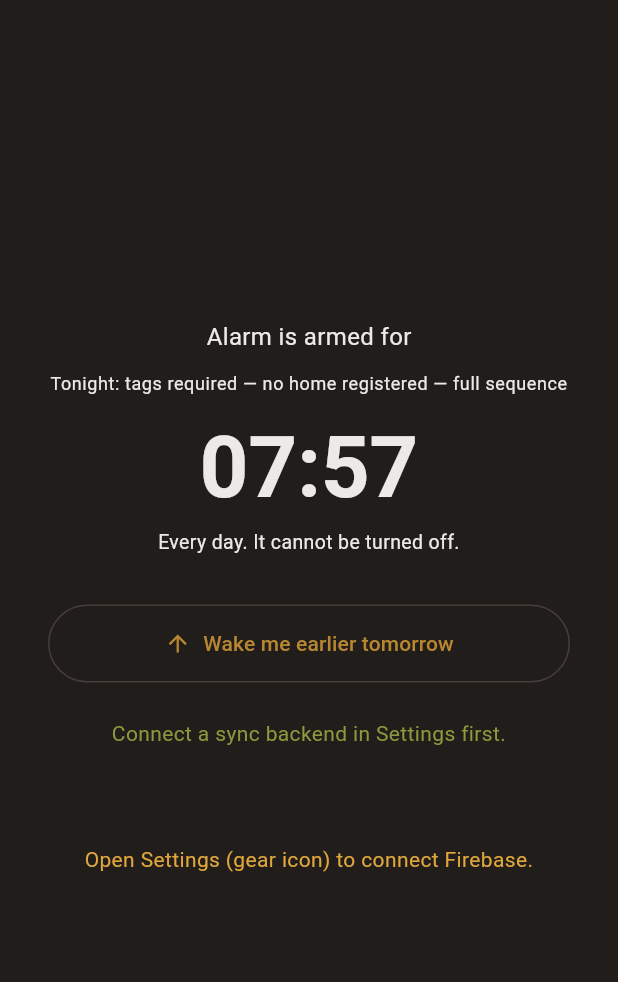
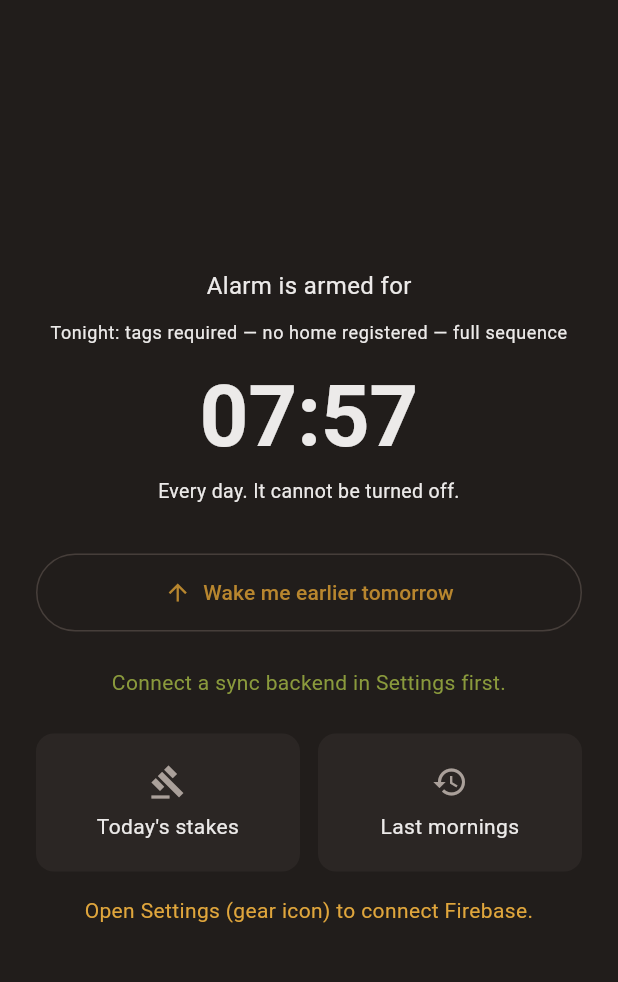
Before and after one commit to kuhyx/wake-alarm, a Flutter app: the screen it shows after launch, on a phone screen of 412 x 824 dp, the part 63-1045 px from its top. Run offline on Flutter 3.47's test engine with Material 3 defaults, Android fonts, the phone set to English and light mode, and no system bars; our stand-ins replace flutter_secure_storage, google_sign_in, shared_preferences; missing offline and left inert: android_intent_plus, crdt_sync, data_transfer_flutter, github_device_auth, sync_settings_ui; statements that could not run were skipped.

Commit message:
Home: fit one screen, details behind tiles
Stakes and history move behind two tiles that open bottom sheets;
the page no longer scrolls at Pixel 6a geometry (home_fit_test).

Co-Authored-By: Claude Sonnet 5.5 <noreply@anthropic.com>
Claude-Session: https://claude.ai/code/session_01WzxdWWcbzoov1KFZJSFcSs

```diff
--- a/phone_app/lib/screens/home_body.dart
+++ b/phone_app/lib/screens/home_body.dart
@@ -1,7 +1,6 @@
 import 'package:flutter/material.dart';
-import 'package:wake_alarm_sync/screens/home_history_card.dart';
 import 'package:wake_alarm_sync/screens/home_presence_line.dart';
-import 'package:wake_alarm_sync/screens/stakes_card.dart';
+import 'package:wake_alarm_sync/screens/home_tiles.dart';
 import 'package:wake_alarm_sync/ui/theme.dart';
 
 /// The home screen's body: the armed time, the earlier-only control and the
@@ -56,21 +55,31 @@ class HomeBody extends StatelessWidget {
 
   @override
   Widget build(BuildContext context) {
+    final theme = Theme.of(context);
     return SafeArea(
+      // Fits one screen: stakes and history sit behind tiles. The scroll view
+      // is only the landscape safety net (~360px of body height); in portrait
+      // its extent is 0, which `home_fit_test.dart` asserts.
+      child: LayoutBuilder(
+        builder: (context, box) => SingleChildScrollView(
+          padding: const EdgeInsets.all(24),
+          child: ConstrainedBox(
+            constraints: BoxConstraints(minHeight: box.maxHeight - 48),
             child: Center(
-        child: SingleChildScrollView(
-          padding: const EdgeInsets.all(32),
               child: Column(
                 mainAxisSize: MainAxisSize.min,
                 children: [
-              const Text('Alarm is armed for', style: TextStyle(fontSize: 16)),
+                  const Text(
+                    'Alarm is armed for',
+                    style: TextStyle(fontSize: 16),
+                  ),
                   HomePresenceLine(key: ValueKey<int>(syncEpoch)),
                   const SizedBox(height: 16),
                   Text(
                     time,
-                style: Theme.of(
-                  context,
-                ).textTheme.displayLarge?.copyWith(fontWeight: FontWeight.bold),
+                    style: theme.textTheme.displayLarge?.copyWith(
+                      fontWeight: FontWeight.bold,
+                    ),
                   ),
                   const SizedBox(height: 8),
                   Text(
@@ -94,48 +103,34 @@ class HomeBody extends StatelessWidget {
                     ),
                   ),
                   const SizedBox(height: 24),
-              if (status.isNotEmpty)
+                  if (status.isNotEmpty) ...[
                     Text(
                       status,
                       textAlign: TextAlign.center,
                       // Bounded: status can be a raw `'Error: $e'`, i.e. an
-                  // arbitrarily long exception toString(). Unbounded, that
-                  // alone added 100-150px and pushed this column past the
-                  // viewport even in portrait. The scroll view above makes
-                  // the overflow recoverable; this keeps it from happening.
+                      // arbitrarily long exception toString().
                       maxLines: 4,
                       overflow: TextOverflow.ellipsis,
                       style: TextStyle(
                         color: status.contains('Error')
-                        ? Theme.of(context).colorScheme.error
-                        : Theme.of(
-                            context,
-                          ).extension<AppStatusColors>()!.success,
+                            ? theme.colorScheme.error
+                            : theme.extension<AppStatusColors>()!.success,
                       ),
                     ),
                     const SizedBox(height: 24),
-              // A third distinct key in this Column, for the same reason as
-              // the history card's below.
-              StakesCard(
-                key: ValueKey<String>('stakes-$syncEpoch'),
+                  ],
+                  HomeTiles(
+                    syncEpoch: syncEpoch,
                     busy: busy,
                     onEscaped: onEscaped,
                   ),
-              const SizedBox(height: 24),
-              // Not `ValueKey<int>(syncEpoch)`: the presence line above
-              // already carries that key in this Column, and two children
-              // with one key mis-reconcile silently in release -- the old
-              // presence element was painted here.
-              HomeHistoryCard(key: ValueKey<String>('history-$syncEpoch')),
                   if (!configured) ...[
                     const SizedBox(height: 16),
                     Text(
                       'Open Settings (gear icon) to connect Firebase.',
                       textAlign: TextAlign.center,
                       style: TextStyle(
-                    color: Theme.of(
-                      context,
-                    ).extension<AppStatusColors>()!.warning,
+                        color: theme.extension<AppStatusColors>()!.warning,
                       ),
                     ),
                   ],
@@ -143,6 +138,8 @@ class HomeBody extends StatelessWidget {
               ),
             ),
           ),
+        ),
+      ),
     );
   }
 }
--- /dev/null
+++ b/phone_app/lib/screens/home_tiles.dart
@@ -0,0 +1,107 @@
+import 'package:flutter/material.dart';
+import 'package:wake_alarm_sync/screens/home_history_card.dart';
+import 'package:wake_alarm_sync/screens/stakes_card.dart';
+
+/// The two detail tiles under the alarm time: today's stakes and the last
+/// week of mornings.
+///
+/// The home screen fits one phone screen with no scrolling, so these cards
+/// moved behind a tap instead of stacking under the control. Each opens its
+/// full card in a bottom sheet; nothing was dropped.
+class HomeTiles extends StatelessWidget {
+  /// Creates the tiles; [syncEpoch] and [busy] reach the cards they open.
+  const HomeTiles({
+    required this.syncEpoch,
+    required this.busy,
+    this.onEscaped,
+    super.key,
+  });
+
+  /// Bumped after every sync; a sheet opened afterwards loads fresh data.
+  final int syncEpoch;
+
+  /// Disables the escape hatch while the screen is syncing.
+  final bool busy;
+
+  /// Called after the escape hatch was used, so the screen publishes it.
+  final VoidCallback? onEscaped;
+
+  @override
+  Widget build(BuildContext context) {
+    return Row(
+      children: <Widget>[
+        Expanded(
+          child: _Tile(
+            key: const Key('home-tile-stakes'),
+            icon: Icons.gavel_outlined,
+            label: "Today's stakes",
+            sheet: StakesCard(
+              key: ValueKey<String>('stakes-$syncEpoch'),
+              busy: busy,
+              onEscaped: onEscaped,
+              emptyText: 'No stakes to show: the native side has not answered.',
+            ),
+          ),
+        ),
+        const SizedBox(width: 12),
+        Expanded(
+          child: _Tile(
+            key: const Key('home-tile-history'),
+            icon: Icons.history,
+            label: 'Last mornings',
+            sheet: HomeHistoryCard(
+              key: ValueKey<String>('history-$syncEpoch'),
+              emptyText: 'No finished morning yet.',
+            ),
+          ),
+        ),
+      ],
+    );
+  }
+}
+
+class _Tile extends StatelessWidget {
+  const _Tile({
+    required this.icon,
+    required this.label,
+    required this.sheet,
+    super.key,
+  });
+
+  final IconData icon;
+  final String label;
+  final Widget sheet;
+
+  @override
+  Widget build(BuildContext context) {
+    final theme = Theme.of(context);
+    return Card(
+      color: theme.colorScheme.surfaceContainerHigh,
+      margin: EdgeInsets.zero,
+      clipBehavior: Clip.antiAlias,
+      child: InkWell(
+        onTap: () => showModalBottomSheet<void>(
+          context: context,
+          isScrollControlled: true,
+          builder: (_) => SafeArea(
+            child: SingleChildScrollView(
+              padding: const EdgeInsets.all(24),
+              child: sheet,
+            ),
+          ),
+        ),
+        child: Padding(
+          padding: const EdgeInsets.symmetric(vertical: 20, horizontal: 12),
+          child: Column(
+            mainAxisSize: MainAxisSize.min,
+            children: <Widget>[
+              Icon(icon, color: theme.colorScheme.onSurfaceVariant),
+              const SizedBox(height: 8),
+              Text(label, textAlign: TextAlign.center, maxLines: 1),
+            ],
+          ),
+        ),
+      ),
+    );
+  }
+}
```
Also changed, not shown: phone_app/lib/screens/home_history_card.dart (+15 -3 lines), phone_app/lib/screens/stakes_card.dart (+11 -1 lines), 3 other files. Lines whose indentation alone changed are shown as unchanged.
